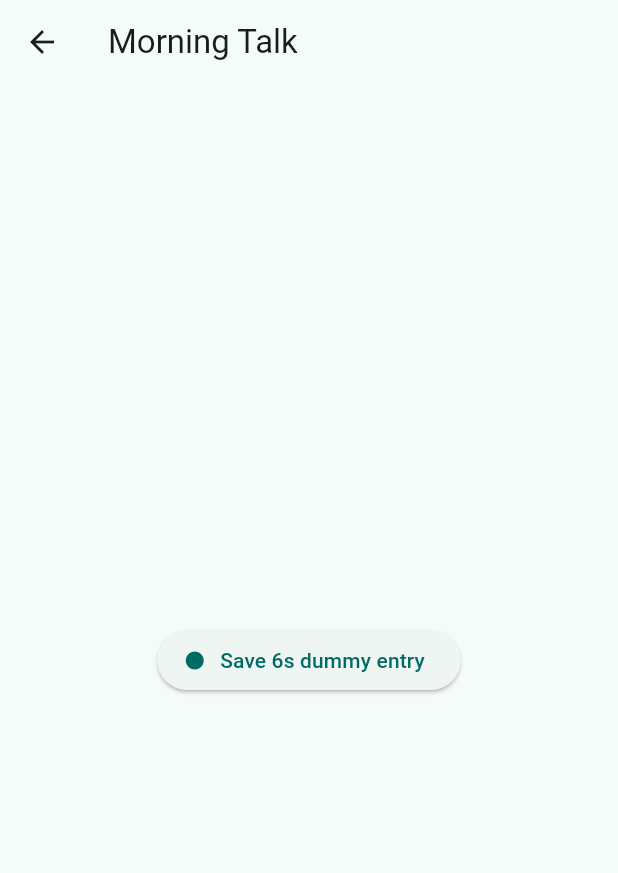
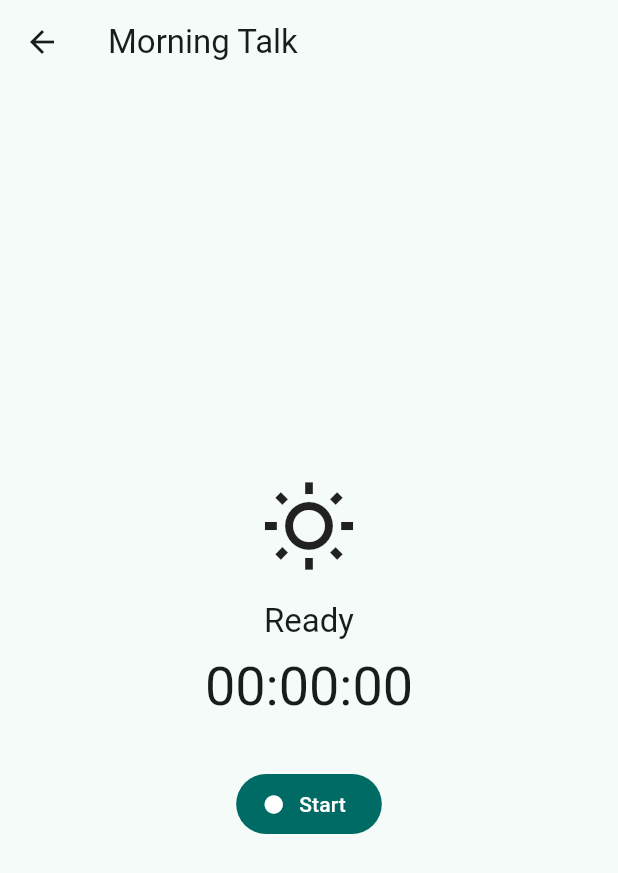
Before and after one commit to tdulman/mirrortalk_mvp, a Flutter app: the RecordScreen screen opened directly, on a phone screen of 412 x 824 dp. Shown: the top 873 px of the screen. Run offline on Flutter 3.47's test engine with Material 3 defaults, Android fonts, the light colour scheme and no system bars; our stand-ins replace share_plus, shared_preferences, speech_to_text; accounts and stored records are empty.

Commit message:
Record flow: start/stop, save entry, return true to refresh list

```diff
--- a/lib/screens/record_screen.dart
+++ b/lib/screens/record_screen.dart
@@ -1,11 +1,9 @@
 // lib/screens/record_screen.dart
+import 'dart:async';
 import 'package:flutter/material.dart';
-import 'package:uuid/uuid.dart';
 import '../models/entry.dart';
 import '../services/storage_service.dart';
 
-/// Basit kayıt ekranı (kamera yok) – dummy bir kayıt ekler.
-/// AppBar başlığındaki tipe göre (sabah/akşam) kaydeder.
 class RecordScreen extends StatefulWidget {
   final RecordType type;
   const RecordScreen({super.key, required this.type});
@@ -15,41 +13,109 @@ class RecordScreen extends StatefulWidget {
 }
 
 class _RecordScreenState extends State<RecordScreen> {
-  bool _saving = false;
+  bool _recording = false;
+  late Stopwatch _sw;
+  Timer? _ticker;
 
-  Future<void> _saveDummy() async {
-    setState(() => _saving = true);
-    final e = Entry(
-      id: const Uuid().v4(),
+  @override
+  void initState() {
+    super.initState();
+    _sw = Stopwatch();
+  }
+
+  @override
+  void dispose() {
+    _ticker?.cancel();
+    super.dispose();
+  }
+
+  void _start() {
+    setState(() => _recording = true);
+    _sw.reset();
+    _sw.start();
+    _ticker = Timer.periodic(const Duration(seconds: 1), (_) {
+      if (!mounted) return;
+      setState(() {}); // ekrandaki süreyi yenile
+    });
+  }
+
+  Future<void> _stopAndSave() async {
+    _sw.stop();
+    _ticker?.cancel();
+
+    final now = DateTime.now();
+    final id = now.millisecondsSinceEpoch.toString();
+
+    final entry = Entry(
+      id: id,
       type: widget.type,
-      createdAt: DateTime.now(),
-      durationSec: 6,
+      createdAt: now,
+      durationSec: _sw.elapsed.inSeconds,
       transcript: '',
       tags: const [],
-      videoPath: null,
+      videoPath: null, // ileride gerçek video yolu eklenecek
     );
-    await StorageService.upsert(e);
-    if (mounted) {
-      setState(() => _saving = false);
-      ScaffoldMessenger.of(context).showSnackBar(
-        SnackBar(content: Text('${widget.type.name} added')),
-      );
-      Navigator.of(context).pop(true);
-    }
+
+    await StorageService.upsert(entry);
+
+    if (!mounted) return;
+    // Journal'a dön ve "değişti" bilgisini gönder
+    Navigator.pop(context, true);
+  }
+
+  String _hhmmss() {
+    final s = _sw.elapsed.inSeconds;
+    final h = (s ~/ 3600).toString().padLeft(2, '0');
+    final m = ((s % 3600) ~/ 60).toString().padLeft(2, '0');
+    final sec = (s % 60).toString().padLeft(2, '0');
+    return '$h:$m:$sec';
   }
 
   @override
   Widget build(BuildContext context) {
-    final title = widget.type == RecordType.morning
-        ? 'Morning Talk'
-        : 'Evening Talk';
+    final isMorning = widget.type == RecordType.morning;
+
     return Scaffold(
-      appBar: AppBar(title: Text(title)),
-      body: Center(
-        child: ElevatedButton.icon(
-          onPressed: _saving ? null : _saveDummy,
-          icon: const Icon(Icons.fiber_manual_record),
-          label: Text(_saving ? 'Saving...' : 'Save 6s dummy entry'),
+      appBar: AppBar(
+        title: Text(isMorning ? 'Morning Talk' : 'Evening Talk'),
+      ),
+      body: SafeArea(
+        child: Center(
+          child: Padding(
+            padding: const EdgeInsets.all(24),
+            child: Column(
+              mainAxisAlignment: MainAxisAlignment.center,
+              children: [
+                Icon(
+                  isMorning ? Icons.wb_sunny_outlined : Icons.nightlight_outlined,
+                  size: 64,
+                ),
+                const SizedBox(height: 16),
+                Text(
+                  _recording ? 'Recording...' : 'Ready',
+                  style: Theme.of(context).textTheme.titleLarge,
+                ),
+                const SizedBox(height: 8),
+                Text(
+                  _hhmmss(),
+                  style: Theme.of(context).textTheme.displaySmall,
+                ),
+                const SizedBox(height: 32),
+                if (!_recording)
+                  FilledButton.icon(
+                    onPressed: _start,
+                    icon: const Icon(Icons.fiber_manual_record),
+                    label: const Text('Start'),
+                  )
+                else
+                  FilledButton.icon(
+                    onPressed: _stopAndSave,
+                    icon: const Icon(Icons.stop_circle_outlined),
+                    label: const Text('Stop & Save'),
+                  ),
+              ],
+            ),
+          ),
         ),
       ),
     );
```
Also changed, not shown: lib/screens/journal_screen.dart (+11 -7 lines).
